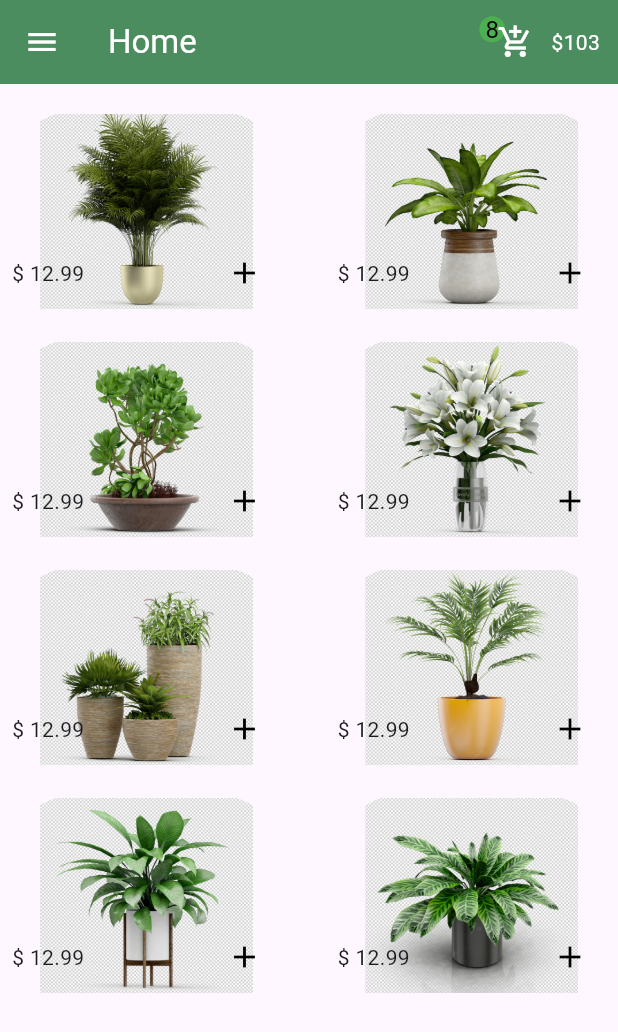
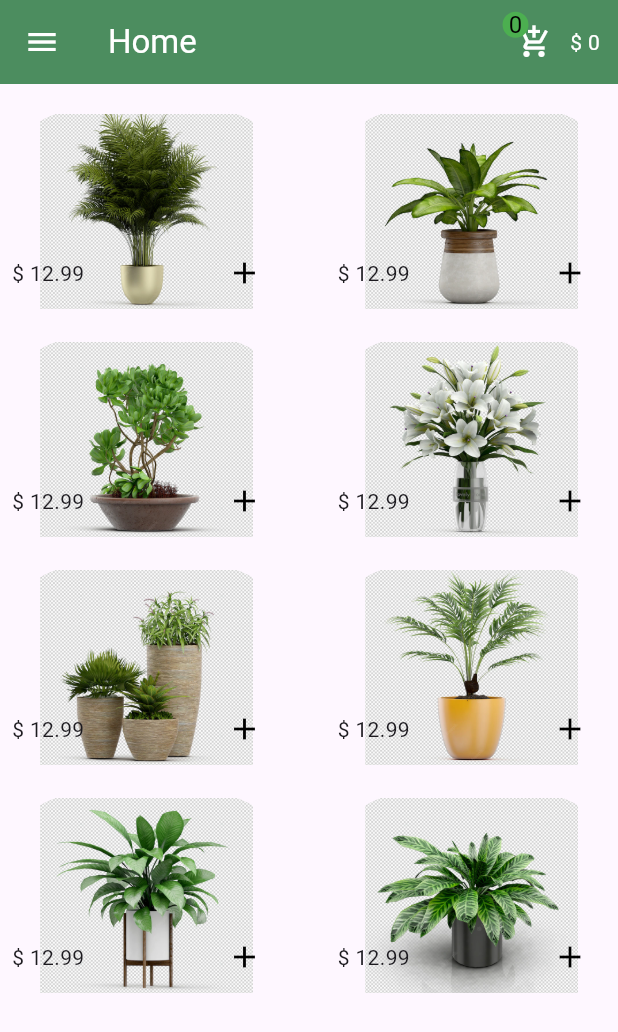
Before and after one commit to lbarsidati22/ecommerce_app, a Flutter app: the Home screen opened directly, on a phone screen of 412 x 824 dp. Shown: the top 1032 px of the screen. Run offline on Flutter 3.47's test engine with Material 3 defaults, Android fonts, the phone set to English and light mode, and no system bars.

Commit message:
provider side 1

```diff
--- a/lib/model/item.dart
+++ b/lib/model/item.dart
@@ -1,19 +1,21 @@
-class Items {
+class Item {
   String imgPath;
   double price;
-  Items({
+  String location;
+  Item({
+    this.location = 'nouckchot',
     required this.imgPath,
     required this.price,
   });
 }
 
-final List<Items> item = [
-  Items(imgPath: 'assets/images/1.webp', price: 12.99),
-  Items(imgPath: 'assets/images/2.webp', price: 12.99),
-  Items(imgPath: 'assets/images/3.webp', price: 12.99),
-  Items(imgPath: 'assets/images/4.webp', price: 12.99),
-  Items(imgPath: 'assets/images/5.webp', price: 12.99),
-  Items(imgPath: 'assets/images/6.webp', price: 12.99),
-  Items(imgPath: 'assets/images/7.webp', price: 12.99),
-  Items(imgPath: 'assets/images/8.webp', price: 12.99),
+final List<Item> items = [
+  Item(imgPath: 'assets/images/1.webp', price: 12.99, location: 'Marset BMD'),
+  Item(imgPath: 'assets/images/2.webp', price: 12.99),
+  Item(imgPath: 'assets/images/3.webp', price: 12.99),
+  Item(imgPath: 'assets/images/4.webp', price: 12.99),
+  Item(imgPath: 'assets/images/5.webp', price: 12.99),
+  Item(imgPath: 'assets/images/6.webp', price: 12.99),
+  Item(imgPath: 'assets/images/7.webp', price: 12.99),
+  Item(imgPath: 'assets/images/8.webp', price: 12.99),
 ];
--- a/lib/pages/home.dart
+++ b/lib/pages/home.dart
@@ -1,5 +1,8 @@
+import 'package:ecommerce_app/pages/deteals_screan.dart';
+import 'package:ecommerce_app/provider/cart.dart';
 import 'package:ecommerce_app/shared/colors_constans.dart';
 import 'package:flutter/material.dart';
+import 'package:provider/provider.dart';
 
 import '../model/item.dart';
 
@@ -77,12 +80,24 @@ class Home extends StatelessWidget {
           color: Colors.white,
         ),
         actions: [
+          Consumer<Cart>(builder: ((context, cartinstence, child) {
+            return Row(
+              children: [
                 Stack(
                   children: [
-              Container(
+                    IconButton(
+                        onPressed: () {},
+                        icon: Icon(
+                          color: Colors.white,
+                          Icons.add_shopping_cart,
+                        )),
+                    Positioned(
+                      top: -3,
+                      left: 3,
+                      child: Container(
                         padding: EdgeInsets.all(4),
                         child: Text(
-                  '8',
+                          '${cartinstence.selectedPrudact.length}',
                           style: TextStyle(
                             color: Colors.black,
                             fontSize: 16,
@@ -94,12 +109,7 @@ class Home extends StatelessWidget {
                           shape: BoxShape.circle,
                         ),
                       ),
-              IconButton(
-                  onPressed: () {},
-                  icon: Icon(
-                    color: Colors.white,
-                    Icons.add_shopping_cart,
-                  )),
+                    ),
                   ],
                 ),
                 Padding(
@@ -107,10 +117,13 @@ class Home extends StatelessWidget {
                     right: 12,
                   ),
                   child: Text(
-              '\$103',
+                    '\$ ${cartinstence.price}',
                     style: TextStyle(color: Colors.white),
                   ),
                 ),
+              ],
+            );
+          })),
         ],
         backgroundColor: appbarGreen,
         title: Text(
@@ -121,7 +134,7 @@ class Home extends StatelessWidget {
       body: Padding(
         padding: const EdgeInsets.only(top: 20),
         child: GridView.builder(
-          itemCount: item.length,
+          itemCount: items.length,
           gridDelegate: SliverGridDelegateWithFixedCrossAxisCount(
             crossAxisCount: 2,
             childAspectRatio: 3 / 2,
@@ -130,7 +143,16 @@ class Home extends StatelessWidget {
           ),
           itemBuilder: (context, index) {
             return GestureDetector(
-              onTap: () {},
+              onTap: () {
+                Navigator.push(
+                  context,
+                  MaterialPageRoute(
+                    builder: (context) => DetealsScrean(
+                      prudact: items[index],
+                    ),
+                  ),
+                );
+              },
               child: GridTile(
                 child: Stack(
                   children: [
@@ -141,20 +163,24 @@ class Home extends StatelessWidget {
                       left: 0,
                       child: ClipRRect(
                         borderRadius: BorderRadius.circular(55),
-                        child: Image.asset(item[index].imgPath),
+                        child: Image.asset(items[index].imgPath),
                       ),
                     ),
                   ],
                 ),
                 footer: GridTileBar(
                   // backgroundColor: Color(0xffcad8d5),
-                  trailing: IconButton(
-                    onPressed: () {},
+                  trailing: Consumer<Cart>(builder: ((context, cartt, child) {
+                    return IconButton(
+                      onPressed: () {
+                        cartt.add(items[index]);
+                      },
                       icon: Icon(
                         Icons.add,
                         color: Colors.black,
                       ),
-                  ),
+                    );
+                  })),
                   leading: Text('\$ 12.99'),
                   title: Text(''),
                 ),
--- /dev/null
+++ b/lib/provider/cart.dart
@@ -0,0 +1,12 @@
+import 'package:ecommerce_app/model/item.dart';
+import 'package:flutter/material.dart';
+
+class Cart with ChangeNotifier {
+  List selectedPrudact = [];
+  int price = 0;
+  add(Item product) {
+    selectedPrudact.add(product);
+    price += product.price.round();
+    notifyListeners();
+  }
+}
--- a/pubspec.yaml
+++ b/pubspec.yaml
@@ -35,6 +35,7 @@ dependencies:
   # The following adds the Cupertino Icons font to your application.
   # Use with the CupertinoIcons class for iOS style icons.
   cupertino_icons: ^1.0.8
+  provider: ^6.1.2
 
 dev_dependencies:
   flutter_test:
```
Also changed, not shown: lib/main.dart (+13 -6 lines), lib/pages/deteals_screan.dart (+6 -4 lines), pubspec.lock. Lines whose indentation alone changed are shown as unchanged.
